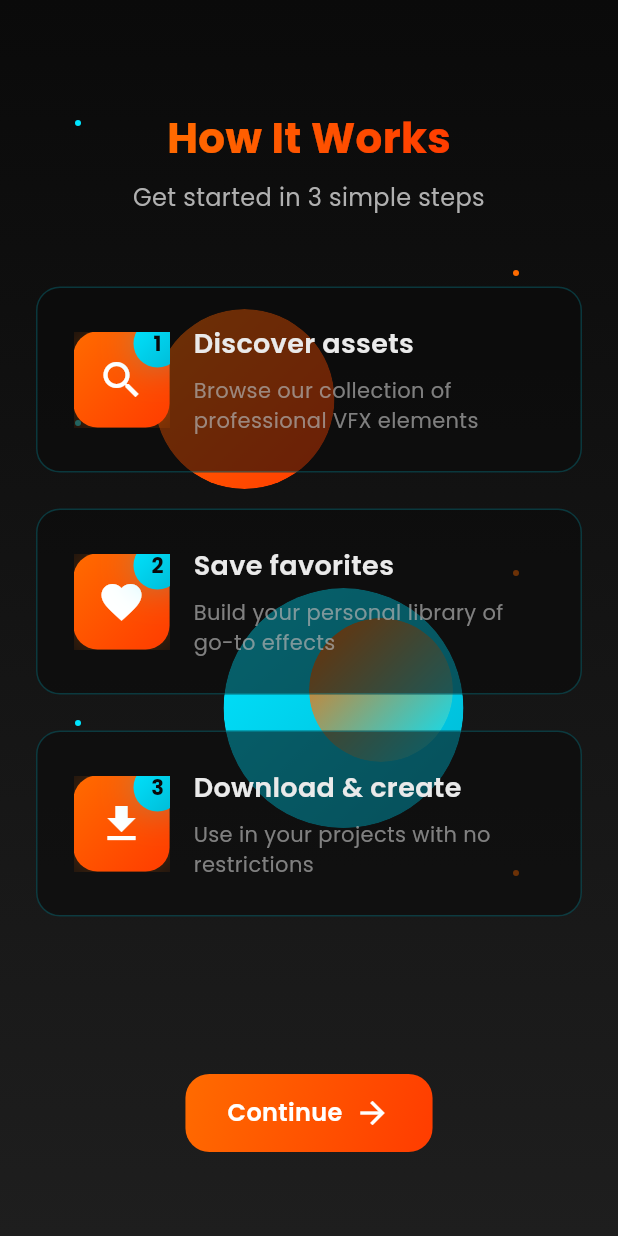
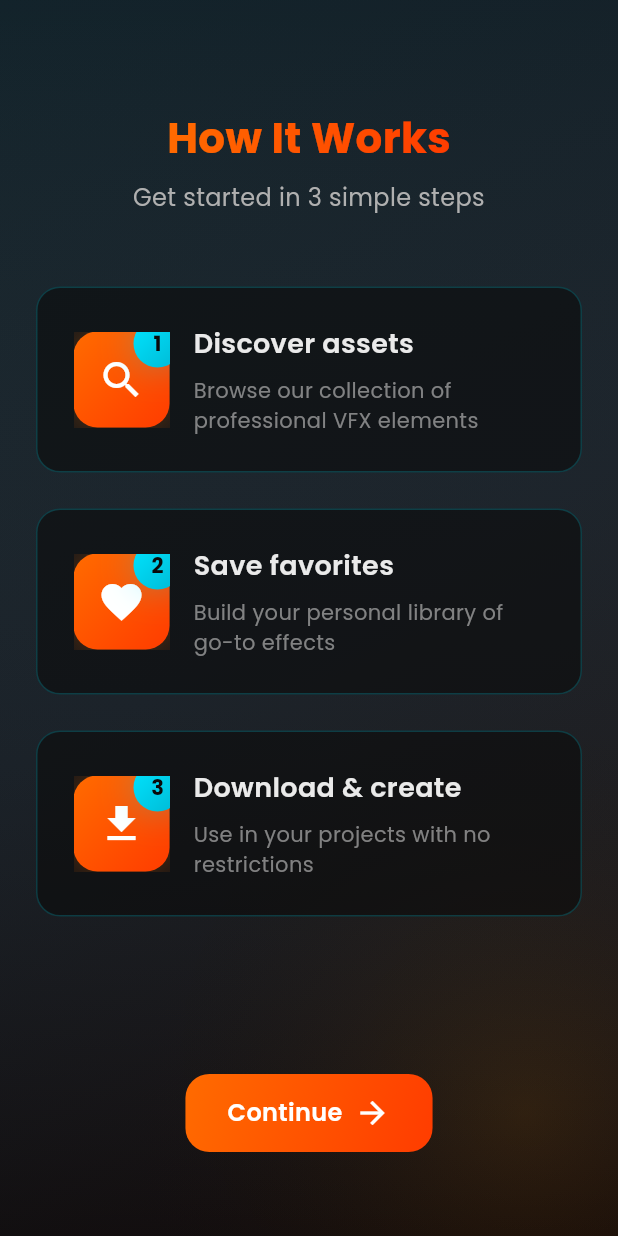
Before and after one commit to fwdAndroid/cgheven, a Flutter app: the screen it shows after launch, swiped to page 3, on a phone screen of 412 x 824 dp. Run offline on Flutter 3.47's test engine with Material 3 defaults, Android fonts, the phone set to English and light mode, and no system bars; drawn by our look-alikes of flutter_animate; our stand-ins replace cached_network_image, cloud_firestore, firebase_analytics, firebase_auth, firebase_core, flutter_staggered_animations and 8 more; accounts and stored records are empty; network calls fail.

Commit message:
Animated Background Removed

```diff
--- a/lib/screens/onboarding/onboarding_screen.dart
+++ b/lib/screens/onboarding/onboarding_screen.dart
@@ -3,7 +3,7 @@ import 'dart:ui';
 import 'package:cgheven/screens/auth/login_screen.dart';
 import 'package:cgheven/screens/main/main_dashboard.dart';
 import 'package:cgheven/utils/app_theme.dart';
-import 'package:cgheven/widget/animated_background.dart';
+import 'package:cgheven/widget/buid_background.dart';
 import 'package:cgheven/widget/featured_card.dart';
 import 'package:cgheven/widget/gradient_button.dart';
 import 'package:flutter/material.dart';
@@ -124,7 +124,10 @@ class _OnboardingScreenState extends State<OnboardingScreen>
   @override
   Widget build(BuildContext context) {
     return Scaffold(
-      body: PageView(
+      body: Stack(
+        children: [
+          buildBackground(),
+          PageView(
             controller: pageController,
             physics: NeverScrollableScrollPhysics(),
             children: [
@@ -134,12 +137,13 @@ class _OnboardingScreenState extends State<OnboardingScreen>
               _buildLoginScreen(),
             ],
           ),
+        ],
+      ),
     );
   }
 
   Widget _buildWelcomeScreen() {
-    return AnimatedBackground(
-      child: SafeArea(
+    return SafeArea(
       child: Padding(
         padding: EdgeInsets.all(24.0),
         child: Column(
@@ -319,13 +323,11 @@ class _OnboardingScreenState extends State<OnboardingScreen>
           ],
         ),
       ),
-      ),
     );
   }
 
   Widget _buildFeaturesScreen() {
-    return AnimatedBackground(
-      child: SafeArea(
+    return SafeArea(
       child: Padding(
         padding: EdgeInsets.all(24.0),
         child: Column(
@@ -409,7 +411,6 @@ class _OnboardingScreenState extends State<OnboardingScreen>
           ],
         ),
       ),
-      ),
     );
   }
 
@@ -435,8 +436,7 @@ class _OnboardingScreenState extends State<OnboardingScreen>
       },
     ];
 
-    return AnimatedBackground(
-      child: SafeArea(
+    return SafeArea(
       child: Padding(
         padding: EdgeInsets.all(24.0),
         child: Column(
@@ -501,9 +501,7 @@ class _OnboardingScreenState extends State<OnboardingScreen>
                                       height: 64,
                                       decoration: BoxDecoration(
                                         gradient: AppTheme.fireGradient,
-                                          borderRadius: BorderRadius.circular(
-                                            16,
-                                          ),
+                                        borderRadius: BorderRadius.circular(16),
                                         boxShadow: AppTheme.fireGlowShadow,
                                       ),
                                       child: Icon(
@@ -604,13 +602,11 @@ class _OnboardingScreenState extends State<OnboardingScreen>
           ],
         ),
       ),
-      ),
     );
   }
 
   Widget _buildLoginScreen() {
-    return AnimatedBackground(
-      child: SafeArea(
+    return SafeArea(
       child: Padding(
         padding: EdgeInsets.all(24.0),
         child: Column(
@@ -799,7 +795,6 @@ class _OnboardingScreenState extends State<OnboardingScreen>
           ],
         ),
       ),
-      ),
     );
   }
 
--- a/lib/screens/splash_screen.dart
+++ b/lib/screens/splash_screen.dart
@@ -1,6 +1,6 @@
 import 'dart:async';
 import 'package:cgheven/screens/onboarding/onboarding_screen.dart';
-import 'package:cgheven/widget/animated_background.dart';
+import 'package:cgheven/widget/buid_background.dart';
 import 'package:flutter/material.dart';
 
 class SplashScreen extends StatefulWidget {
@@ -29,8 +29,11 @@ class _SplashScreenState extends State<SplashScreen> {
   Widget build(BuildContext context) {
     return Scaffold(
       backgroundColor: Colors.white,
-      body: AnimatedBackground(
-        child: Container(
+      body: Stack(
+        children: [
+          buildBackground(),
+
+          Container(
             height: MediaQuery.of(context).size.height,
             width: MediaQuery.of(context).size.width,
             child: Column(
@@ -77,6 +80,7 @@ class _SplashScreenState extends State<SplashScreen> {
               ],
             ),
           ),
+        ],
       ),
     );
   }
--- a/lib/widget/animated_background.dart
+++ /dev/null
@@ -1,104 +0,0 @@
-import 'dart:ui';
-import 'package:cgheven/utils/app_theme.dart';
-import 'package:flutter/material.dart';
-import 'package:flutter_animate/flutter_animate.dart';
-
-class AnimatedBackground extends StatelessWidget {
-  final Widget child;
-
-  const AnimatedBackground({super.key, required this.child});
-
-  @override
-  Widget build(BuildContext context) {
-    return Container(
-      decoration: const BoxDecoration(gradient: AppTheme.backgroundGradient),
-      child: Stack(
-        children: [
-          // Blurred Animated Background Circles
-          Positioned(
-            top: MediaQuery.of(context).size.height * 0.25,
-            left: MediaQuery.of(context).size.width * 0.25,
-            child: _blurredCircle(
-              gradient: AppTheme.fireGradient,
-              size: 120,
-              duration: 2000,
-              delay: 0,
-            ),
-          ),
-          Positioned(
-            bottom: MediaQuery.of(context).size.height * 0.33,
-            right: MediaQuery.of(context).size.width * 0.25,
-            child: _blurredCircle(
-              gradient: AppTheme.tealGradient,
-              size: 160,
-              duration: 2000,
-              delay: 1000,
-            ),
-          ),
-          Positioned(
-            top: MediaQuery.of(context).size.height * 0.5,
-            left: MediaQuery.of(context).size.width * 0.5,
-            child: _blurredCircle(
-              gradient: AppTheme.logoGradient,
-              size: 96,
-              duration: 2000,
-              delay: 2000,
-            ),
-          ),
-
-          // Floating Particles
-          ...List.generate(6, (index) {
-            return Positioned(
-              top: (index * 100.0) + 80,
-              left: (index.isEven
-                  ? 50.0
-                  : MediaQuery.of(context).size.width - 70),
-              child:
-                  Container(
-                        width: 4,
-                        height: 4,
-                        decoration: BoxDecoration(
-                          color: index.isEven
-                              ? AppTheme.tealStart
-                              : AppTheme.fireStart,
-                          borderRadius: BorderRadius.circular(2),
-                        ),
-                      )
-                      .animate(onPlay: (controller) => controller.repeat())
-                      .fadeIn(duration: 1000.ms, delay: (index * 500).ms)
-                      .fadeOut(
-                        duration: 1000.ms,
-                        delay: (index * 500 + 1000).ms,
-                      ),
-            );
-          }),
-
-          // Foreground Content
-          child,
-        ],
-      ),
-    );
-  }
-
-  /// Helper to create a blurred, fading, animated circle
-  Widget _blurredCircle({
-    required Gradient gradient,
-    required double size,
-    required int duration,
-    required int delay,
-  }) {
-    return ClipOval(
-          child: Container(
-            width: size,
-            height: size,
-            decoration: BoxDecoration(
-              gradient: gradient,
-              borderRadius: BorderRadius.circular(size / 2),
-            ),
-          ),
-        )
-        .animate(onPlay: (controller) => controller.repeat())
-        .fadeIn(duration: duration.ms, delay: delay.ms)
-        .fadeOut(duration: duration.ms, delay: (delay + 2000).ms);
-  }
-}
```
Lines whose indentation alone changed are shown as unchanged.
